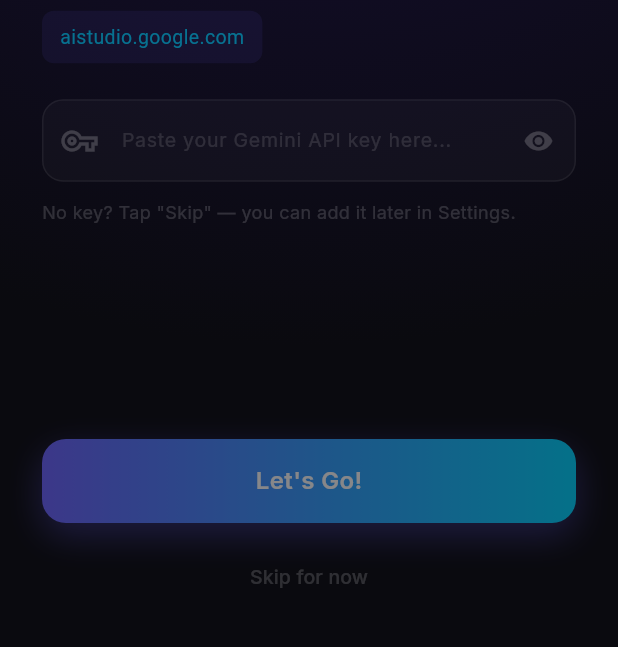
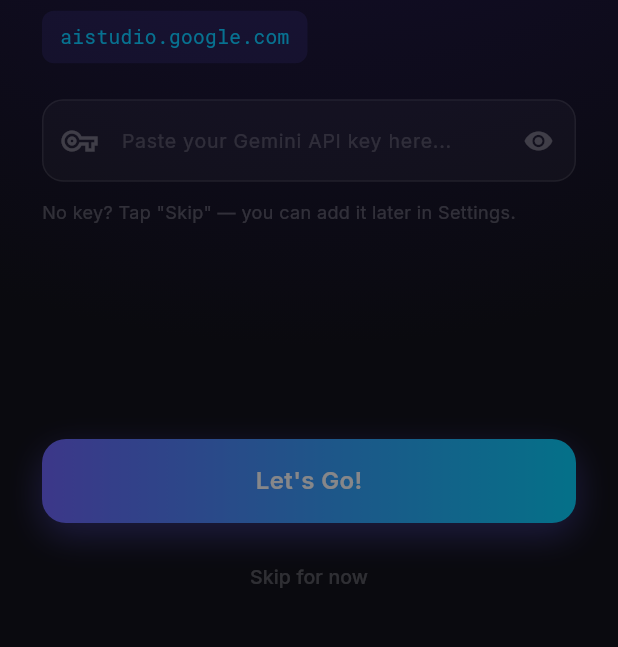
Before and after one commit to BawanthaBeliwaththa/Meka, a Flutter app: the screen it shows after launch, after a tap on "Continue", on a phone screen of 412 x 824 dp, the part 581-1228 px from its top. Run offline on Flutter 3.47's test engine with Material 3 defaults, Android fonts, the phone set to English and light mode, and no system bars; our stand-ins replace flutter_local_notifications, flutter_tts, google_fonts, permission_handler, shared_preferences, speech_to_text; missing offline and left inert: flutter_background_service; Roboto replaces fonts that are missing (Mono).

Commit message:
fix: Dart compile errors - Colors.white87, GoogleFonts.mono, VoidCallback, void invoke

```diff
--- a/lib/screens/setup_screen.dart
+++ b/lib/screens/setup_screen.dart
@@ -120,7 +120,7 @@
           'Your personal AI assistant.\nAlways listening. Always ready.\nJust for you.',
           style: GoogleFonts.inter(
             fontSize: 16,
-            color: Colors.white54,
+            color: Colors.white.withOpacity(0.54),
             height: 1.7,
           ),
         ),
@@ -129,7 +129,7 @@
           'What should I call you?',
           style: GoogleFonts.inter(
             fontSize: 14,
-            color: Colors.white38,
+            color: Colors.white.withOpacity(0.38),
             letterSpacing: 1,
           ),
         ),
@@ -137,7 +137,7 @@
         Container(
           decoration: BoxDecoration(
             borderRadius: BorderRadius.circular(14),
-            border: Border.all(color: Colors.white12),
+            border: Border.all(color: Colors.white.withOpacity(0.12)),
             color: Colors.white.withOpacity(0.05),
           ),
           child: TextField(
@@ -146,10 +146,10 @@
             style: GoogleFonts.inter(color: Colors.white, fontSize: 18),
             decoration: InputDecoration(
               hintText: 'Your name...',
-              hintStyle: GoogleFonts.inter(color: Colors.white24),
+              hintStyle: GoogleFonts.inter(color: Colors.white.withOpacity(0.24)),
               border: InputBorder.none,
               prefixIcon:
-                  const Icon(Icons.person_outline, color: Colors.white38),
+                  const Icon(Icons.person_outline, color: Colors.white.withOpacity(0.38)),
               contentPadding:
                   const EdgeInsets.symmetric(horizontal: 16, vertical: 16),
             ),
@@ -184,7 +184,7 @@
           'Meka uses Google Gemini AI to understand you. Get a free API key at:',
           style: GoogleFonts.inter(
             fontSize: 14,
-            color: Colors.white54,
+            color: Colors.white.withOpacity(0.54),
             height: 1.6,
           ),
         ),
@@ -197,7 +197,7 @@
           ),
           child: Text(
             'aistudio.google.com',
-            style: GoogleFonts.mono(
+            style: GoogleFonts.robotoMono(
               fontSize: 13,
               color: const Color(0xFF00D4FF),
             ),
@@ -207,23 +207,23 @@
         Container(
           decoration: BoxDecoration(
             borderRadius: BorderRadius.circular(14),
-            border: Border.all(color: Colors.white12),
+            border: Border.all(color: Colors.white.withOpacity(0.12)),
             color: Colors.white.withOpacity(0.05),
           ),
           child: TextField(
             controller: _keyController,
             obscureText: !_keyVisible,
-            style: GoogleFonts.mono(color: Colors.white, fontSize: 14),
+            style: GoogleFonts.robotoMono(color: Colors.white, fontSize: 14),
             decoration: InputDecoration(
               hintText: 'Paste your Gemini API key here...',
-              hintStyle: GoogleFonts.inter(color: Colors.white24, fontSize: 13),
+              hintStyle: GoogleFonts.inter(color: Colors.white.withOpacity(0.24), fontSize: 13),
               border: InputBorder.none,
               prefixIcon:
-                  const Icon(Icons.vpn_key_outlined, color: Colors.white38),
+                  const Icon(Icons.vpn_key_outlined, color: Colors.white.withOpacity(0.38)),
               suffixIcon: IconButton(
                 icon: Icon(
                   _keyVisible ? Icons.visibility_off : Icons.visibility,
-                  color: Colors.white38,
+                  color: Colors.white.withOpacity(0.38),
                   size: 20,
                 ),
                 onPressed: () => setState(() => _keyVisible = !_keyVisible),
@@ -236,7 +236,7 @@
         const SizedBox(height: 12),
         Text(
           'No key? Tap "Skip" — you can add it later in Settings.',
-          style: GoogleFonts.inter(fontSize: 12, color: Colors.white30),
+          style: GoogleFonts.inter(fontSize: 12, color: Colors.white.withOpacity(0.30)),
         ),
         const Spacer(),
         _buildNextButton(
@@ -250,7 +250,7 @@
             onPressed: _loading ? null : _finish,
             child: Text(
               'Skip for now',
-              style: GoogleFonts.inter(color: Colors.white30, fontSize: 13),
+              style: GoogleFonts.inter(color: Colors.white.withOpacity(0.30), fontSize: 13),
             ),
           ),
         ),
@@ -272,7 +272,7 @@
                   colors: [Color(0xFF6C63FF), Color(0xFF00D4FF)],
                 )
               : null,
-          color: primary || onTap != null ? null : Colors.white12,
+          color: primary || onTap != null ? null : Colors.white.withOpacity(0.12),
           boxShadow: primary || onTap != null
               ? [
                   BoxShadow(
--- a/lib/services/background_service.dart
+++ b/lib/services/background_service.dart
@@ -1,5 +1,6 @@
 import 'dart:async';
 import 'dart:ui';
+import 'package:flutter/foundation.dart';
 import 'package:flutter/material.dart';
 import 'package:flutter_background_service/flutter_background_service.dart';
 import 'package:flutter_local_notifications/flutter_local_notifications.dart';
@@ -46,8 +47,8 @@
     await _service.startService();
   }
 
-  static Future<void> stop() async {
-    await _service.invoke('stop');
+  static void stop() {
+    _instance?.invoke('stop');
   }
 
   static ServiceInstance? _instance;
--- a/lib/services/tts_service.dart
+++ b/lib/services/tts_service.dart
@@ -1,3 +1,4 @@
+import 'package:flutter/material.dart';
 import 'package:flutter_tts/flutter_tts.dart';
 
 class TtsService {
@@ -42,7 +43,7 @@
     await _tts.stop();
   }
 
-  void onComplete(VoidCallback callback) {
+  void onComplete(void Function() callback) {
     _tts.setCompletionHandler(callback);
   }
 }
```
Also changed, not shown: lib/screens/home_screen.dart (+6 -6 lines), lib/screens/settings_screen.dart (+8 -8 lines).
